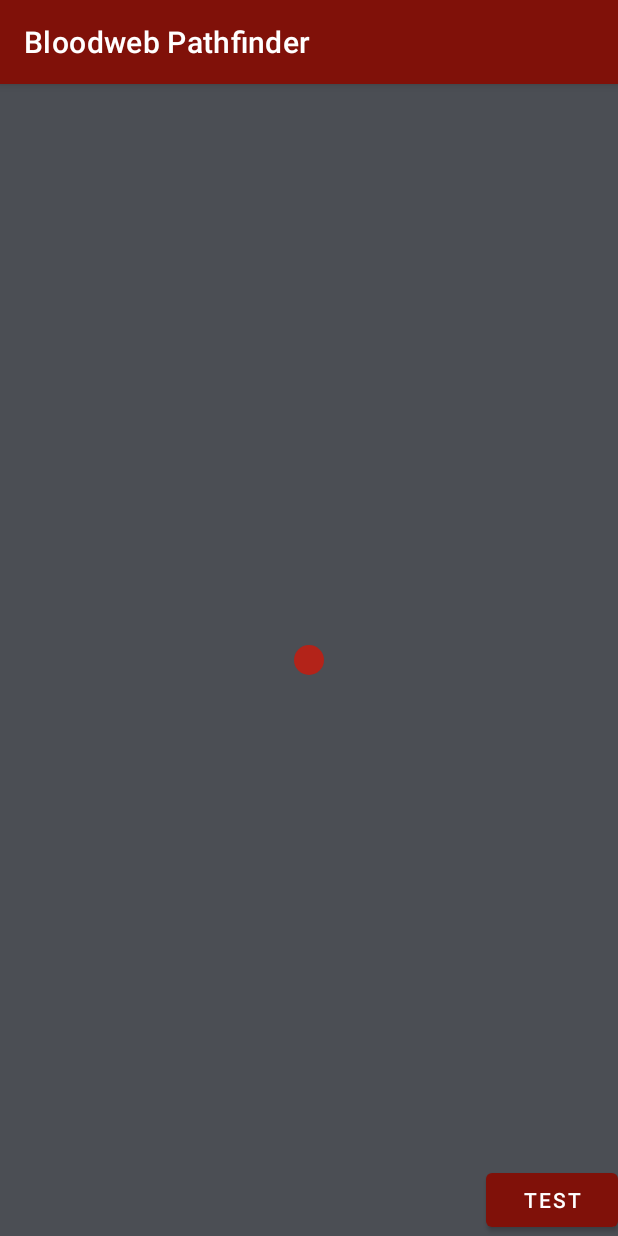
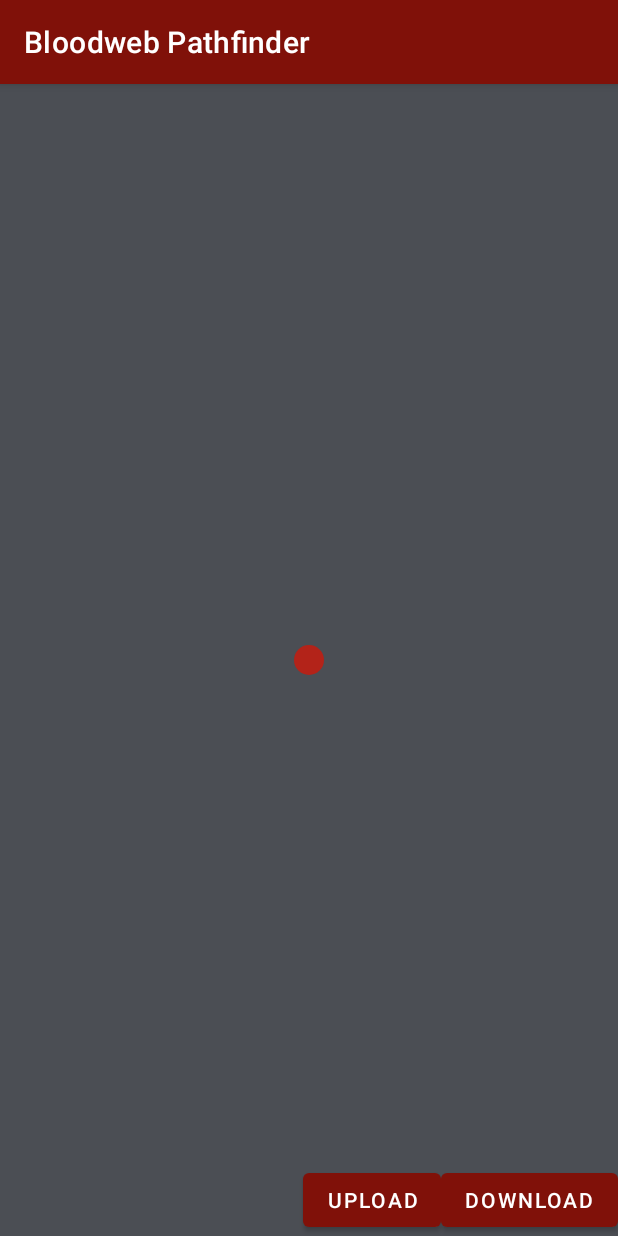
Before and after one commit to jacksonb-cs/Bloodweb-Pathfinder, an Android app: the screen it shows after launch (MainActivity), on a phone screen of 412 x 824 dp. Run offline under Robolectric (Android 15) with nearby library versions, the phone set to English and light mode, and no system bars; our stand-ins replace Firebase (no records; nobody signed in at launch, a user with empty details on screens opened directly), Room's generated code, data binding; 37 statements that could not run were skipped.

```diff
--- a/BloodwebPathfinder/app/src/main/java/com/jacksonbcs/bloodwebpathfinder/main/WebViewModel.kt
+++ b/BloodwebPathfinder/app/src/main/java/com/jacksonbcs/bloodwebpathfinder/main/WebViewModel.kt
@@ -33,7 +33,7 @@ class WebViewModel(private val repository: WebRepository) : ViewModel() {
     }
 
     // HashMap: <ring, position> -> Vertex
-    val vertices: LiveData<java.util.HashMap<Pair<Int, Int>, Vertex>?> =
+    val vertices: LiveData<HashMap<Pair<Int, Int>, Vertex>?> =
         Transformations.map(web) { web ->
             web.vertices.value
         }
@@ -187,7 +187,15 @@ class WebViewModel(private val repository: WebRepository) : ViewModel() {
     // TODO: DELETE THIS
     fun testWebLoad() {
         viewModelScope.launch {
-            repository.identifyAndLoadWeb("test_web")
+            repository.identifyAndLoadWeb("original_test")
+        }
+    }
+
+    // TODO: DELETE THIS ALSO
+    fun uploadTestWeb() {
+        Log.d(TAG, "VIEWMODEL UPLOAD")
+        viewModelScope.launch {
+            repository.uploadWeb("original_test")
         }
     }
 
--- a/BloodwebPathfinder/app/src/main/java/com/jacksonbcs/bloodwebpathfinder/main/utils/EdgesView.kt
+++ b/BloodwebPathfinder/app/src/main/java/com/jacksonbcs/bloodwebpathfinder/main/utils/EdgesView.kt
@@ -3,17 +3,21 @@ package com.jacksonbcs.bloodwebpathfinder.main.utils
 import android.content.Context
 import android.graphics.Canvas
 import android.graphics.Paint
+import android.graphics.Path
 import android.util.AttributeSet
+import android.util.Log
 import android.view.View
 import androidx.core.content.ContextCompat
 import com.jacksonbcs.bloodwebpathfinder.R
+import com.jacksonbcs.bloodwebpathfinder.model.EdgePath
 
 class EdgesView(context: Context, attrs: AttributeSet) : View(context, attrs) {
 
-//    val edges = mutableListOf<>()
-//        HashMap<Pair<Float, Float>, MutableList<Pair<Float, Float>>>(WEB_SIZE)
     private val activePathPaint = Paint(Paint.ANTI_ALIAS_FLAG)
     private val boughtPathPaint = Paint(Paint.ANTI_ALIAS_FLAG)
+
+    var edges: List<EdgePath> = mutableListOf()
+    var path = Path()
 
     init {
         boughtPathPaint.strokeWidth = 12F
@@ -28,17 +32,16 @@ class EdgesView(context: Context, attrs: AttributeSet) : View(context, attrs) {
     override fun onDraw(canvas: Canvas) {
         super.onDraw(canvas)
 
-//        edgePath.reset()
-//        edgePath.moveTo(10F, 10F)
-//        edgePath.lineTo(50F, 100F)
-//        canvas.drawPath(edgePath, activePathPaint)
+        // Draw every edge here
+        edges.forEach { edge ->
+            path.reset()
+            path.moveTo(edge.srcX, edge.srcY)
+            path.lineTo(edge.destX, edge.destY)
+            canvas.drawPath(path, activePathPaint)  // TODO: Change paint according to edge status
+        }
     }
 
     private companion object {
-        // TODO: Possibly delete
-        // 6 * 6 + 12 * 3 + 12 * 1
-        const val MAX_EDGE_COUNT = 84
-
-        const val WEB_SIZE = 30
+        const val TAG = "EdgesView"
     }
 }
--- a/BloodwebPathfinder/app/src/main/res/layout/activity_main.xml
+++ b/BloodwebPathfinder/app/src/main/res/layout/activity_main.xml
@@ -18,7 +18,8 @@
         <!-- Edges Canvas -->
         <com.jacksonbcs.bloodwebpathfinder.main.utils.EdgesView
             android:id="@+id/edges_view"
-            app:webEdges="@{viewmodel.edges}"
+            app:vertices="@{viewmodel.vertices}"
+            app:edges="@{viewmodel.edges}"
             android:layout_width="match_parent"
             android:layout_height="match_parent"
             app:layout_constraintLeft_toLeftOf="parent"
@@ -43,7 +44,9 @@
         <!-- 12 o'clock -->
         <ImageView
             android:id="@+id/node_0_0"
-            app:associatedVertex="@{viewmodel.vertex_0_0}"
+            app:ring="@{0}"
+            app:position="@{0}"
+            app:vertices="@{viewmodel.vertices}"
             android:onClick="@{() -> viewmodel.onNodeClick(0, 0)}"
             style="@style/web_node"
             app:layout_constraintLeft_toLeftOf="parent"
@@ -343,14 +346,24 @@
             app:layout_constraintLeft_toLeftOf="parent"
             app:layout_constraintTop_toTopOf="parent" />
 
+        <!-- TODO: Delete these testing buttons! -->
         <Button
-            android:id="@+id/button"
+            android:id="@+id/testDownloadButton"
             android:layout_width="wrap_content"
             android:layout_height="wrap_content"
-            android:text="TEST"
+            android:text="DOWNLOAD"
             android:onClick="@{() -> viewmodel.testWebLoad()}"
             app:layout_constraintBottom_toBottomOf="parent"
             app:layout_constraintEnd_toEndOf="parent" />
 
+        <Button
+            android:id="@+id/testUploadButton"
+            android:layout_width="wrap_content"
+            android:layout_height="wrap_content"
+            android:text="UPLOAD"
+            android:onClick="@{() -> viewmodel.uploadTestWeb()}"
+            app:layout_constraintBottom_toBottomOf="parent"
+            app:layout_constraintRight_toLeftOf="@id/testDownloadButton" />
+
     </androidx.constraintlayout.widget.ConstraintLayout>
 </layout>
```
Also changed, not shown: BloodwebPathfinder/app/src/main/java/com/jacksonbcs/bloodwebpathfinder/model/EdgePath.kt (+7 -1 lines), BloodwebPathfinder/app/src/main/java/com/jacksonbcs/bloodwebpathfinder/model/repository/NodeFirestoreDao.kt (+13 -1 lines), BloodwebPathfinder/app/src/main/java/com/jacksonbcs/bloodwebpathfinder/model/repository/NodeRoomDatabase.kt (+5 -2 lines), BloodwebPathfinder/app/src/main/java/com/jacksonbcs/bloodwebpathfinder/model/repository/WebRepository.kt (+10 -0 lines), BloodwebPathfinder/app/src/main/java/com/jacksonbcs/bloodwebpathfinder/util/BindingAdapters.kt (+114 -13 lines).
